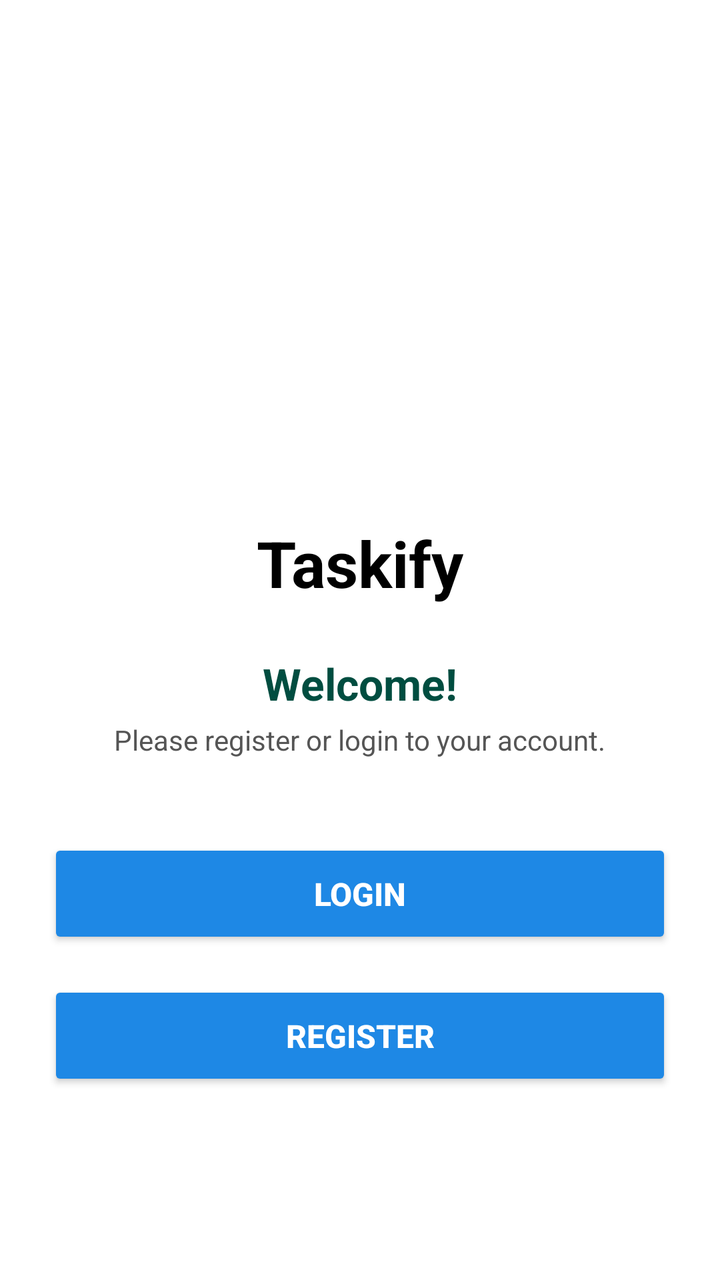
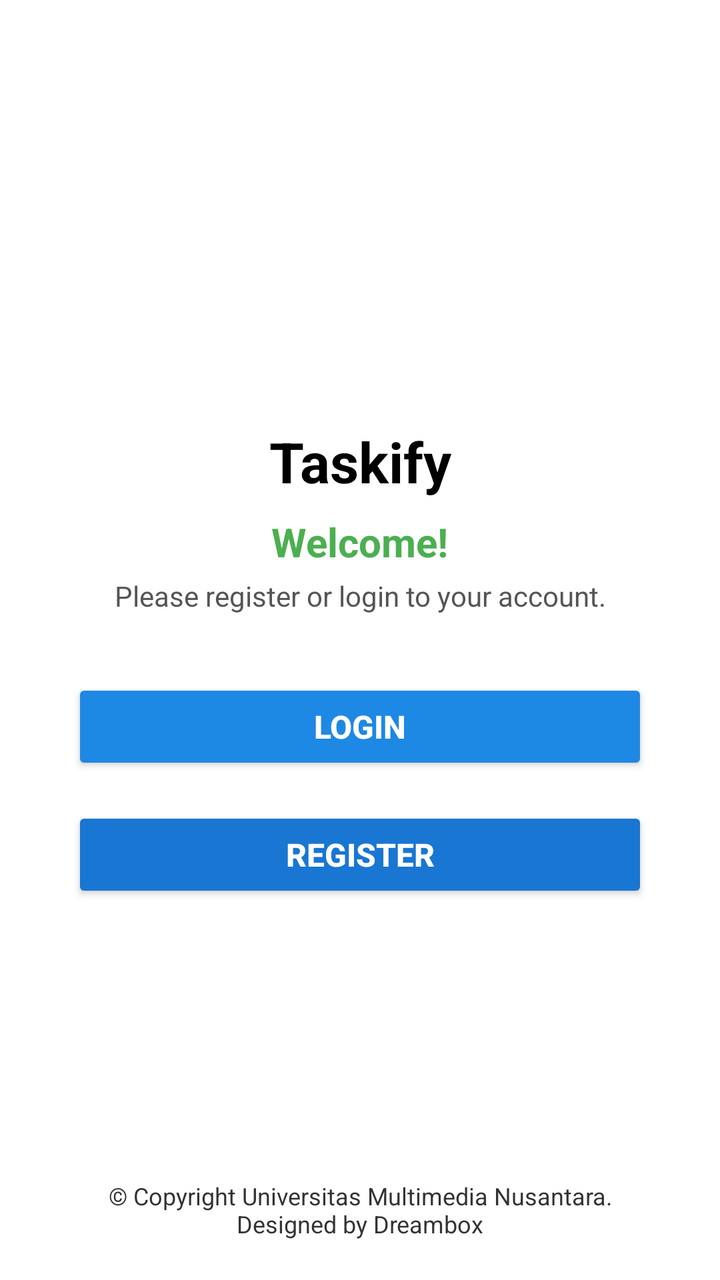

Compare the two renders of this Android layout. The source of the first and the diff that turns it into the second are given below.
<!-- AndroidManifest.xml: application theme Theme.ProjectMAPGroup7 -->
<!-- res/layout/fragment_login.xml -->
<?xml version="1.0" encoding="utf-8"?>
<LinearLayout xmlns:android="http://schemas.android.com/apk/res/android"
    xmlns:tools="http://schemas.android.com/tools"
    android:orientation="vertical"
    android:gravity="center_horizontal"
    android:padding="24dp"
    android:layout_width="match_parent"
    android:layout_height="match_parent"
    android:background="@drawable/bg_gradient"
    tools:context=".ui.login.LoginFragment">

    
    <ImageView
        android:layout_width="120dp"
        android:layout_height="120dp"
        android:layout_marginTop="100dp"
        android:src="@mipmap/ic_launcher"
        android:contentDescription="Taskify logo" />

    
    <TextView
        android:layout_width="wrap_content"
        android:layout_height="wrap_content"
        android:text="Taskify"
        android:textColor="@android:color/black"
        android:textSize="32sp"
        android:textStyle="bold"
        android:layout_marginTop="16dp" />

    
    <TextView
        android:layout_width="wrap_content"
        android:layout_height="wrap_content"
        android:text="Welcome!"
        android:textColor="#004D40"
        android:textSize="22sp"
        android:textStyle="bold"
        android:layout_marginTop="24dp" />

    <TextView
        android:layout_width="wrap_content"
        android:layout_height="wrap_content"
        android:text="Please register or login to your account."
        android:textColor="#555"
        android:textSize="14sp"
        android:layout_marginTop="4dp" />

    
    <Button
        android:id="@+id/btnLogin"
        android:layout_width="match_parent"
        android:layout_height="55dp"
        android:layout_marginTop="40dp"
        android:text="Login"
        android:textSize="16sp"
        android:textStyle="bold"
        android:textColor="@android:color/white"
        android:backgroundTint="@color/blue" />

    
    <Button
        android:id="@+id/btnRegister"
        android:layout_width="match_parent"
        android:layout_height="55dp"
        android:layout_marginTop="16dp"
        android:text="Register"
        android:textSize="16sp"
        android:textStyle="bold"
        android:textColor="@android:color/white"
        android:backgroundTint="#1E88E5" />

    
    <TextView
        android:layout_width="wrap_content"
        android:layout_height="wrap_content"
        android:text="© Copyright Universitas Multimedia Nusantara.\nDesigned by Dreambox"
        android:textAlignment="center"
        android:textSize="12sp"
        android:textColor="#333333"
        android:layout_marginTop="80dp" />

</LinearLayout>
<!-- resources referenced by this layout -->
<resources>
  <color name="blue">#1E88E5</color>
  <!-- drawable bg_gradient (drawable) -->
  <?xml version="1.0" encoding="utf-8"?>
  <selector xmlns:android="http://schemas.android.com/apk/res/android">
      <gradient xmlns:android="http://schemas.android.com/apk/res/android"
          android:startColor="#E3F2FD"
          android:endColor="#90CAF9"
          android:angle="270"/>
  </selector>
  <!-- mipmap ic_launcher (mipmap-anydpi-v26) -->
  <?xml version="1.0" encoding="utf-8"?>
  <adaptive-icon xmlns:android="http://schemas.android.com/apk/res/android">
      <background android:drawable="@color/ic_launcher_background"/>
      <foreground android:drawable="@mipmap/ic_launcher_foreground"/>
  </adaptive-icon>
  <style name="Theme.ProjectMAPGroup7" parent="Theme.MaterialComponents.DayNight.DarkActionBar">
          
          <item name="colorPrimary">@color/purple_500</item>
          <item name="colorPrimaryVariant">@color/purple_700</item>
          <item name="colorOnPrimary">@color/white</item>
          
          <item name="colorSecondary">@color/teal_200</item>
          <item name="colorSecondaryVariant">@color/teal_700</item>
          <item name="colorOnSecondary">@color/black</item>
          
          <item name="android:statusBarColor">?attr/colorPrimaryVariant</item>
          
      </style>
  <color name="ic_launcher_background">#FFFFFF</color>
  <color name="purple_500">#FF6200EE</color>
  <color name="purple_700">#FF3700B3</color>
  <color name="white">#FFFFFFFF</color>
  <color name="teal_200">#FF03DAC5</color>
  <color name="teal_700">#FF018786</color>
  <color name="black">#FF000000</color>
</resources>

<!-- the commit's change to res/layout/fragment_login.xml (unified diff, before → after) -->
@@ -1,82 +1,111 @@
 <?xml version="1.0" encoding="utf-8"?>
-<LinearLayout xmlns:android="http://schemas.android.com/apk/res/android"
+<androidx.constraintlayout.widget.ConstraintLayout
+    xmlns:android="http://schemas.android.com/apk/res/android"
+    xmlns:app="http://schemas.android.com/apk/res-auto"
     xmlns:tools="http://schemas.android.com/tools"
-    android:orientation="vertical"
-    android:gravity="center_horizontal"
-    android:padding="24dp"
     android:layout_width="match_parent"
     android:layout_height="match_parent"
-    android:background="@drawable/bg_gradient"
+    android:background="@color/white"
     tools:context=".ui.login.LoginFragment">
 
     
     <ImageView
-        android:layout_width="120dp"
-        android:layout_height="120dp"
+        android:id="@+id/logoImage"
+        android:layout_width="100dp"
+        android:layout_height="100dp"
+        android:src="@mipmap/ic_launcher"
+        android:contentDescription="@string/app_name"
+        app:layout_constraintTop_toTopOf="parent"
         android:layout_marginTop="100dp"
-        android:src="@mipmap/ic_launcher"
-        android:contentDescription="Taskify logo" />
+        app:layout_constraintStart_toStartOf="parent"
+        app:layout_constraintEnd_toEndOf="parent" />
 
     
     <TextView
+        android:id="@+id/tvAppName"
         android:layout_width="wrap_content"
         android:layout_height="wrap_content"
         android:text="Taskify"
+        android:textSize="28sp"
+        android:textStyle="bold"
         android:textColor="@android:color/black"
-        android:textSize="32sp"
-        android:textStyle="bold"
-        android:layout_marginTop="16dp" />
+        app:layout_constraintTop_toBottomOf="@id/logoImage"
+        android:layout_marginTop="12dp"
+        app:layout_constraintStart_toStartOf="parent"
+        app:layout_constraintEnd_toEndOf="parent" />
 
     
     <TextView
+        android:id="@+id/tvWelcome"
         android:layout_width="wrap_content"
         android:layout_height="wrap_content"
         android:text="Welcome!"
-        android:textColor="#004D40"
-        android:textSize="22sp"
+        android:textSize="20sp"
         android:textStyle="bold"
-        android:layout_marginTop="24dp" />
+        android:textColor="@color/green"
+        app:layout_constraintTop_toBottomOf="@id/tvAppName"
+        android:layout_marginTop="8dp"
+        app:layout_constraintStart_toStartOf="parent"
+        app:layout_constraintEnd_toEndOf="parent" />
 
+    
     <TextView
+        android:id="@+id/tvSubtitle"
         android:layout_width="wrap_content"
         android:layout_height="wrap_content"
         android:text="Please register or login to your account."
-        android:textColor="#555"
         android:textSize="14sp"
-        android:layout_marginTop="4dp" />
+        android:textColor="#555555"
+        app:layout_constraintTop_toBottomOf="@id/tvWelcome"
+        android:layout_marginTop="4dp"
+        app:layout_constraintStart_toStartOf="parent"
+        app:layout_constraintEnd_toEndOf="parent" />
 
     
     <Button
         android:id="@+id/btnLogin"
-        android:layout_width="match_parent"
-        android:layout_height="55dp"
-        android:layout_marginTop="40dp"
-        android:text="Login"
+        android:layout_width="0dp"
+        android:layout_height="wrap_content"
+        android:text="LOGIN"
         android:textSize="16sp"
         android:textStyle="bold"
         android:textColor="@android:color/white"
-        android:backgroundTint="@color/blue" />
+        android:backgroundTint="#1E88E5"
+        app:layout_constraintTop_toBottomOf="@id/tvSubtitle"
+        android:layout_marginTop="32dp"
+        app:layout_constraintStart_toStartOf="parent"
+        app:layout_constraintEnd_toEndOf="parent"
+        app:layout_constraintHorizontal_bias="0.5"
+        app:layout_constraintWidth_percent="0.8" />
 
     
     <Button
         android:id="@+id/btnRegister"
-        android:layout_width="match_parent"
-        android:layout_height="55dp"
-        android:layout_marginTop="16dp"
-        android:text="Register"
+        android:layout_width="0dp"
+        android:layout_height="wrap_content"
+        android:text="REGISTER"
         android:textSize="16sp"
         android:textStyle="bold"
         android:textColor="@android:color/white"
-        android:backgroundTint="#1E88E5" />
+        android:backgroundTint="#1976D2"
+        app:layout_constraintTop_toBottomOf="@id/btnLogin"
+        android:layout_marginTop="16dp"
+        app:layout_constraintStart_toStartOf="parent"
+        app:layout_constraintEnd_toEndOf="parent"
+        app:layout_constraintWidth_percent="0.8" />
 
     
     <TextView
+        android:id="@+id/tvFooter"
         android:layout_width="wrap_content"
         android:layout_height="wrap_content"
         android:text="© Copyright Universitas Multimedia Nusantara.\nDesigned by Dreambox"
         android:textAlignment="center"
         android:textSize="12sp"
         android:textColor="#333333"
-        android:layout_marginTop="80dp" />
+        app:layout_constraintBottom_toBottomOf="parent"
+        android:layout_marginBottom="20dp"
+        app:layout_constraintStart_toStartOf="parent"
+        app:layout_constraintEnd_toEndOf="parent" />
 
-</LinearLayout>
+</androidx.constraintlayout.widget.ConstraintLayout>
<!-- resource entries referenced after the edit -->
@@ -1,23 +1,17 @@
 <!-- resources referenced by this layout -->
 <resources>
+  <color name="green">#4CAF50</color>
   <color name="blue">#1E88E5</color>
-  <!-- drawable bg_gradient (drawable) -->
-  <?xml version="1.0" encoding="utf-8"?>
-  <selector xmlns:android="http://schemas.android.com/apk/res/android">
-      <gradient xmlns:android="http://schemas.android.com/apk/res/android"
-          android:startColor="#E3F2FD"
-          android:endColor="#90CAF9"
-          android:angle="270"/>
-  </selector>
   <!-- mipmap ic_launcher (mipmap-anydpi-v26) -->
   <?xml version="1.0" encoding="utf-8"?>
   <adaptive-icon xmlns:android="http://schemas.android.com/apk/res/android">
       <background android:drawable="@color/ic_launcher_background"/>
       <foreground android:drawable="@mipmap/ic_launcher_foreground"/>
   </adaptive-icon>
+  <string name="app_name">Project MAP Group 7</string>
   <style name="Theme.ProjectMAPGroup7" parent="Theme.MaterialComponents.DayNight.DarkActionBar">
           
-          <item name="colorPrimary">@color/purple_500</item>
+          <item name="colorPrimary">@color/blue</item>
           <item name="colorPrimaryVariant">@color/purple_700</item>
           <item name="colorOnPrimary">@color/white</item>
           
@@ -29,7 +23,6 @@
           
       </style>
   <color name="ic_launcher_background">#FFFFFF</color>
-  <color name="purple_500">#FF6200EE</color>
   <color name="purple_700">#FF3700B3</color>
   <color name="white">#FFFFFFFF</color>
   <color name="teal_200">#FF03DAC5</color>
